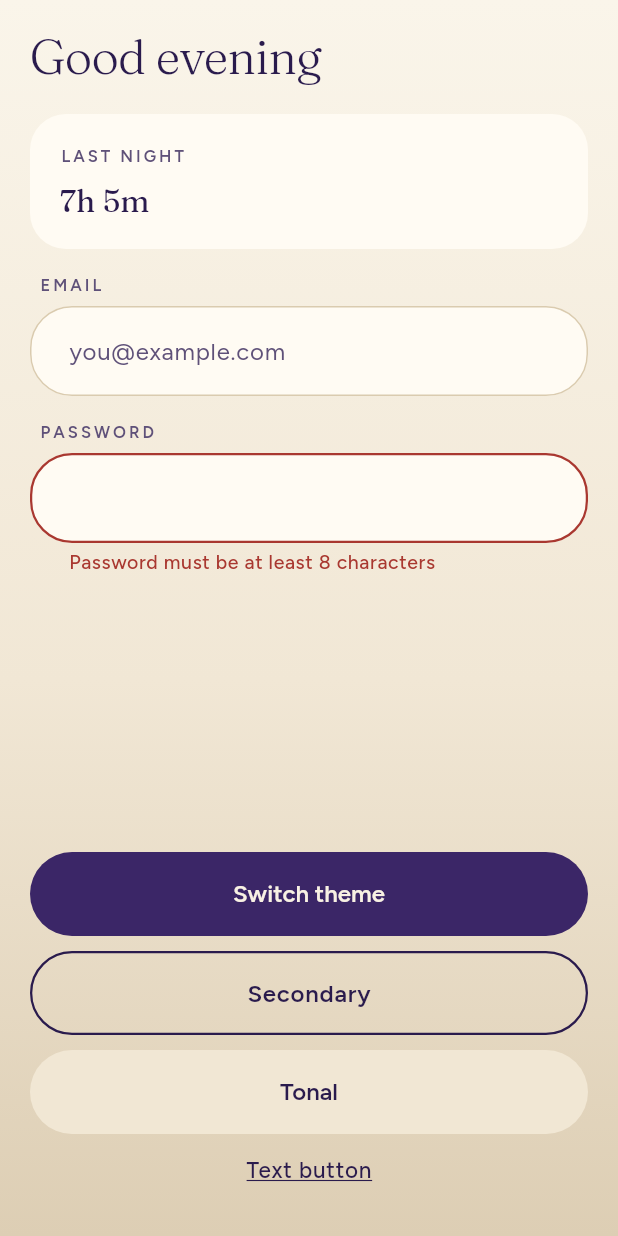
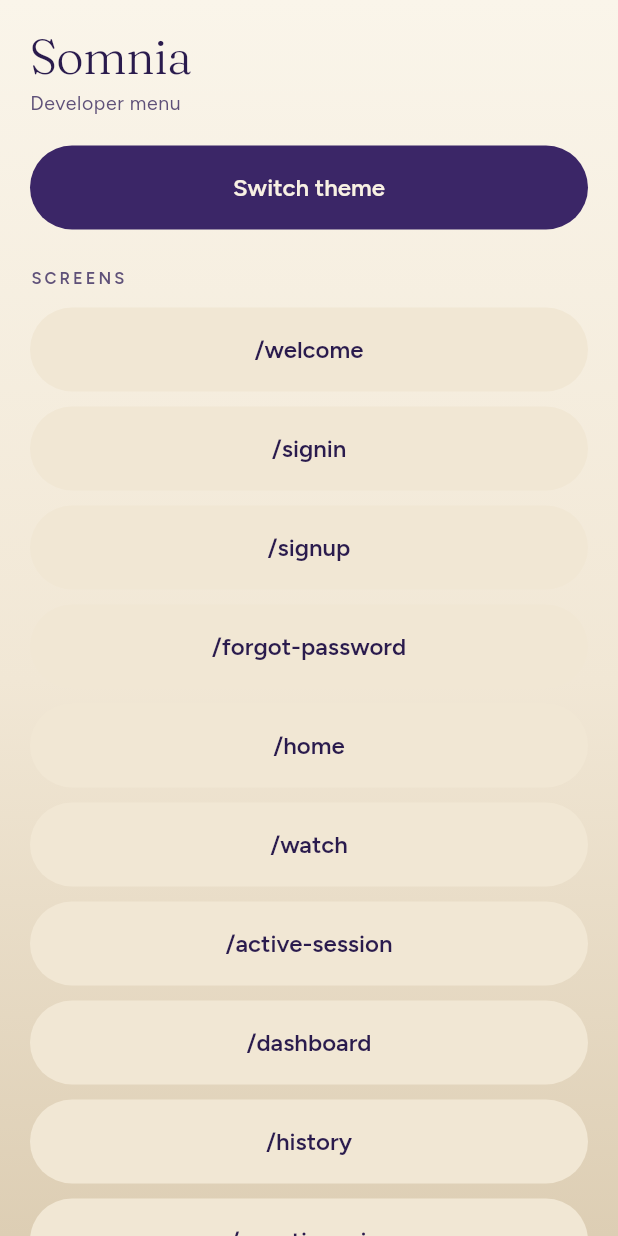
Before and after one commit to JuriThamer/2026_GP_G23_Somnia, a Flutter app: the screen it shows after launch, after a tap on "Switch theme", on a phone screen of 412 x 824 dp. Run offline on Flutter 3.47's test engine with Material 3 defaults, Android fonts, the phone set to English and light mode, and no system bars; our stand-ins replace cloud_firestore, firebase_auth, firebase_core, google_fonts; accounts and stored records are empty.

Commit message:
Add router, theme controller and dev menu

```diff
--- /dev/null
+++ b/lib/app_router.dart
@@ -0,0 +1,140 @@
+import 'package:flutter/material.dart';
+
+import 'theme/app_theme.dart';
+import 'theme/theme_controller.dart';
+import 'widgets/app_button.dart';
+
+class AppRoutes {
+  static const dev = '/dev';
+  static const welcome = '/welcome';
+  static const signIn = '/signin';
+  static const signUp = '/signup';
+  static const forgotPassword = '/forgot-password';
+  static const home = '/home';
+  static const watch = '/watch';
+  static const activeSession = '/active-session';
+  static const dashboard = '/dashboard';
+  static const history = '/history';
+  static const questionnaire = '/questionnaire';
+  static const profile = '/profile';
+  static const editProfile = '/edit-profile';
+  static const settings = '/settings';
+  static const sounds = '/sounds';
+
+  static const screens = [
+    welcome,
+    signIn,
+    signUp,
+    forgotPassword,
+    home,
+    watch,
+    activeSession,
+    dashboard,
+    history,
+    questionnaire,
+    profile,
+    editProfile,
+    settings,
+    sounds,
+  ];
+}
+
+class AppRouter {
+  static Map<String, WidgetBuilder> get routes {
+    return {
+      AppRoutes.dev: (_) => const DevMenuScreen(),
+      AppRoutes.welcome: (_) => const PlaceholderScreen('Welcome'),
+      AppRoutes.signIn: (_) => const PlaceholderScreen('Sign in'),
+      AppRoutes.signUp: (_) => const PlaceholderScreen('Sign up'),
+      AppRoutes.forgotPassword: (_) =>
+          const PlaceholderScreen('Forgot password'),
+      AppRoutes.home: (_) => const PlaceholderScreen('Home'),
+      AppRoutes.watch: (_) => const PlaceholderScreen('Watch'),
+      AppRoutes.activeSession: (_) => const PlaceholderScreen('Active session'),
+      AppRoutes.dashboard: (_) => const PlaceholderScreen('Dashboard'),
+      AppRoutes.history: (_) => const PlaceholderScreen('History'),
+      AppRoutes.questionnaire: (_) => const PlaceholderScreen('Questionnaire'),
+      AppRoutes.profile: (_) => const PlaceholderScreen('Profile'),
+      AppRoutes.editProfile: (_) => const PlaceholderScreen('Edit profile'),
+      AppRoutes.settings: (_) => const PlaceholderScreen('Settings'),
+      AppRoutes.sounds: (_) => const PlaceholderScreen('Sounds'),
+    };
+  }
+}
+
+class PlaceholderScreen extends StatelessWidget {
+  final String title;
+  const PlaceholderScreen(this.title, {super.key});
+
+  @override
+  Widget build(BuildContext context) {
+    final text = Theme.of(context).textTheme;
+
+    return Scaffold(
+      body: Container(
+        decoration: BoxDecoration(gradient: context.colors.gradient),
+        child: SafeArea(
+          child: Padding(
+            padding: const EdgeInsets.all(20),
+            child: Column(
+              mainAxisAlignment: MainAxisAlignment.center,
+              children: [
+                Text(title, style: text.headlineLarge),
+                const SizedBox(height: 8),
+                Text('Not built yet', style: text.bodySmall),
+                const SizedBox(height: 32),
+                AppButton(
+                  label: 'Back',
+                  style: AppButtonStyle.secondary,
+                  onPressed: () => Navigator.pop(context),
+                ),
+              ],
+            ),
+          ),
+        ),
+      ),
+    );
+  }
+}
+
+class DevMenuScreen extends StatelessWidget {
+  const DevMenuScreen({super.key});
+
+  @override
+  Widget build(BuildContext context) {
+    final text = Theme.of(context).textTheme;
+
+    return Scaffold(
+      body: Container(
+        decoration: BoxDecoration(gradient: context.colors.gradient),
+        child: SafeArea(
+          child: ListView(
+            padding: const EdgeInsets.all(20),
+            children: [
+              Text('Somnia', style: text.headlineLarge),
+              const SizedBox(height: 4),
+              Text('Developer menu', style: text.bodySmall),
+              const SizedBox(height: 20),
+              const AppButton(
+                label: 'Switch theme',
+                onPressed: toggleThemeMode,
+              ),
+              const SizedBox(height: 24),
+              Text('SCREENS', style: text.labelSmall),
+              const SizedBox(height: 12),
+              for (final route in AppRoutes.screens)
+                Padding(
+                  padding: const EdgeInsets.only(bottom: 10),
+                  child: AppButton(
+                    label: route,
+                    style: AppButtonStyle.tonal,
+                    onPressed: () => Navigator.pushNamed(context, route),
+                  ),
+                ),
+            ],
+          ),
+        ),
+      ),
+    );
+  }
+}
--- a/lib/main.dart
+++ b/lib/main.dart
@@ -1,113 +1,36 @@
 import 'package:flutter/material.dart';
 import 'package:firebase_core/firebase_core.dart';
+
 import 'firebase_options.dart';
+import 'app_router.dart';
 import 'theme/app_theme.dart';
-import 'widgets/app_button.dart';
-import 'widgets/app_card.dart';
-import 'widgets/app_text_field.dart';
+import 'theme/theme_controller.dart';
 
 Future<void> main() async {
   WidgetsFlutterBinding.ensureInitialized();
 
-  await Firebase.initializeApp(
-    options: DefaultFirebaseOptions.currentPlatform,
-  );
+  await Firebase.initializeApp(options: DefaultFirebaseOptions.currentPlatform);
   runApp(const MyApp());
 }
 
-class MyApp extends StatefulWidget {
+class MyApp extends StatelessWidget {
   const MyApp({super.key});
 
   @override
-  State<MyApp> createState() => _MyAppState();
-}
-
-class _MyAppState extends State<MyApp> {
-  ThemeMode mode = ThemeMode.dark;
-
-  void toggleTheme() {
-    setState(() {
-      mode = mode == ThemeMode.dark ? ThemeMode.light : ThemeMode.dark;
-    });
-  }
-
-  @override
   Widget build(BuildContext context) {
+    return ValueListenableBuilder<ThemeMode>(
+      valueListenable: themeController,
+      builder: (context, mode, _) {
         return MaterialApp(
           title: 'Somnia',
           debugShowCheckedModeBanner: false,
           theme: AppTheme.light,
           darkTheme: AppTheme.dark,
           themeMode: mode,
-      home: ThemePreview(onToggle: toggleTheme),
+          initialRoute: AppRoutes.dev,
+          routes: AppRouter.routes,
+        );
+      },
     );
   }
 }
-
-class ThemePreview extends StatelessWidget {
-  final VoidCallback onToggle;
-  const ThemePreview({super.key, required this.onToggle});
-
-  @override
-  Widget build(BuildContext context) {
-    final text = Theme.of(context).textTheme;
-    final colors = context.colors;
-
-    return Scaffold(
-      body: Container(
-        decoration: BoxDecoration(gradient: colors.gradient),
-        child: SafeArea(
-          child: Padding(
-            padding: const EdgeInsets.all(20),
-            child: Column(
-              crossAxisAlignment: CrossAxisAlignment.start,
-              children: [
-                Text('Good evening', style: text.headlineLarge),
-                const SizedBox(height: 20),
-                AppCard(
-                  child: Column(
-                    crossAxisAlignment: CrossAxisAlignment.start,
-                    children: [
-                      Text('LAST NIGHT', style: text.labelSmall),
-                      const SizedBox(height: 8),
-                      Text('7h 5m', style: text.headlineSmall),
-                    ],
-                  ),
-                ),
-                const SizedBox(height: 16),
-                const AppTextField(label: 'Email', hint: 'you@example.com'),
-                const SizedBox(height: 16),
-                const AppTextField(
-                  label: 'Password',
-                  obscureText: true,
-                  errorText: 'Password must be at least 8 characters',
-                ),
-                const Spacer(),
-                AppButton(label: 'Switch theme', onPressed: onToggle),
-                const SizedBox(height: 10),
-                AppButton(
-                  label: 'Secondary',
-                  style: AppButtonStyle.secondary,
-                  onPressed: () {},
-                ),
-                const SizedBox(height: 10),
-                AppButton(
-                  label: 'Tonal',
-                  style: AppButtonStyle.tonal,
-                  onPressed: () {},
-                ),
-                Center(
-                  child: AppButton(
-                    label: 'Text button',
-                    style: AppButtonStyle.text,
-                    onPressed: () {},
-                  ),
-                ),
-              ],
-            ),
-          ),
-        ),
-      ),
-    );
-  }
-}
--- /dev/null
+++ b/lib/theme/theme_controller.dart
@@ -0,0 +1,13 @@
+import 'package:flutter/material.dart';
+
+final themeController = ValueNotifier<ThemeMode>(ThemeMode.dark);
+
+void setThemeMode(String mode) {
+  themeController.value = mode == 'light' ? ThemeMode.light : ThemeMode.dark;
+}
+
+void toggleThemeMode() {
+  themeController.value = themeController.value == ThemeMode.dark
+      ? ThemeMode.light
+      : ThemeMode.dark;
+}
```
Lines whose indentation alone changed are shown as unchanged.
